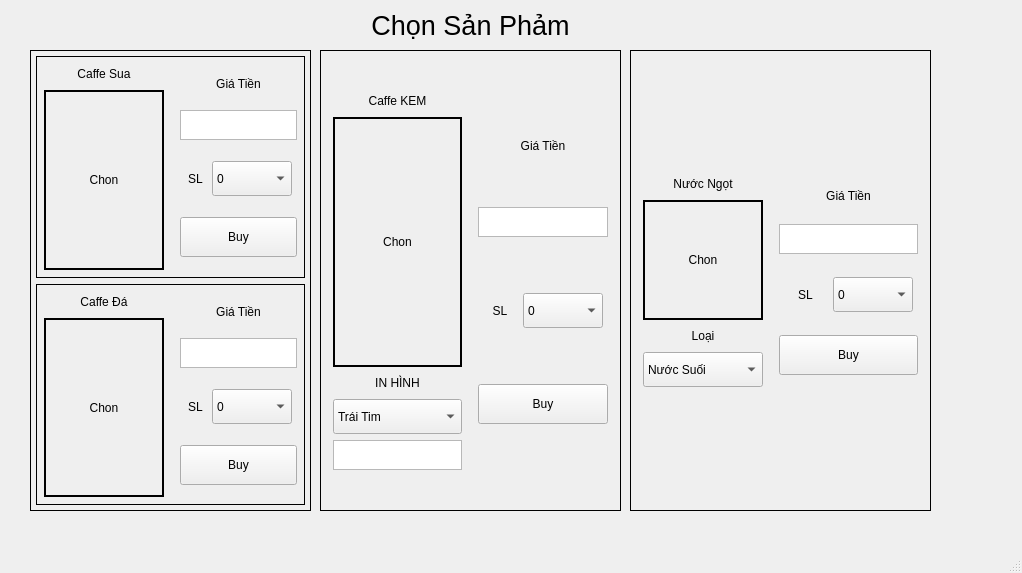
Qt form configs/mdragon/pythonextern/CoffeMachine/vendding.ui (mWorkVN/linuxcnc) before a commit.
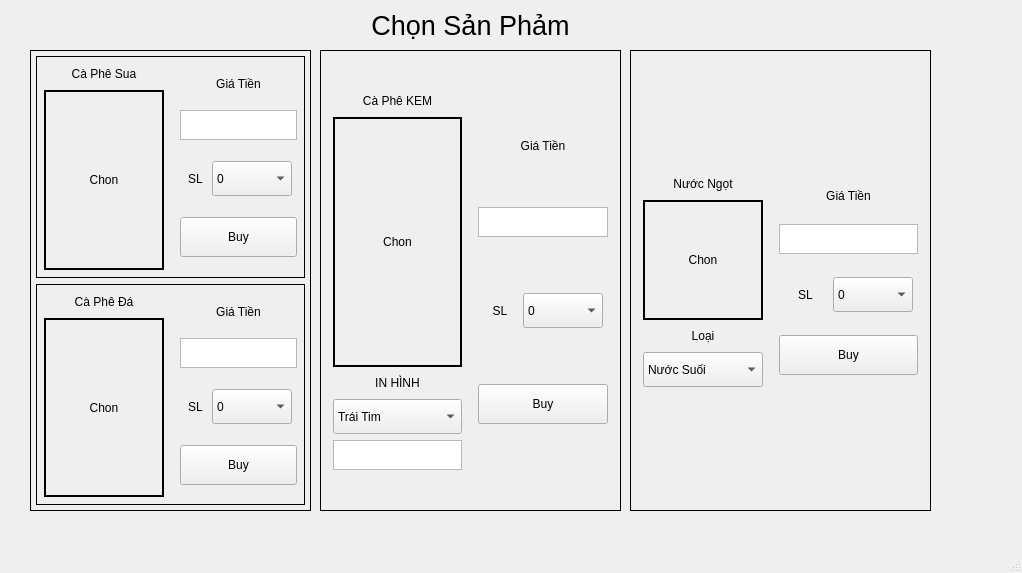
The same form after that commit.

```diff
--- a/configs/mdragon/pythonextern/CoffeMachine/vendding.ui
+++ b/configs/mdragon/pythonextern/CoffeMachine/vendding.ui
@@ -111,7 +111,7 @@
                <number>0</number>
               </property>
               <property name="text">
-               <string>Caffe Sua</string>
+               <string>Cà Phê Sua</string>
               </property>
               <property name="alignment">
                <set>Qt::AlignCenter</set>
@@ -385,7 +385,7 @@
                <number>0</number>
               </property>
               <property name="text">
-               <string>Caffe Đá</string>
+               <string>Cà Phê Đá</string>
               </property>
               <property name="alignment">
                <set>Qt::AlignCenter</set>
@@ -727,7 +727,7 @@
               <number>0</number>
              </property>
              <property name="text">
-              <string>Caffe KEM</string>
+              <string>Cà Phê KEM</string>
              </property>
              <property name="alignment">
               <set>Qt::AlignCenter</set>
```
